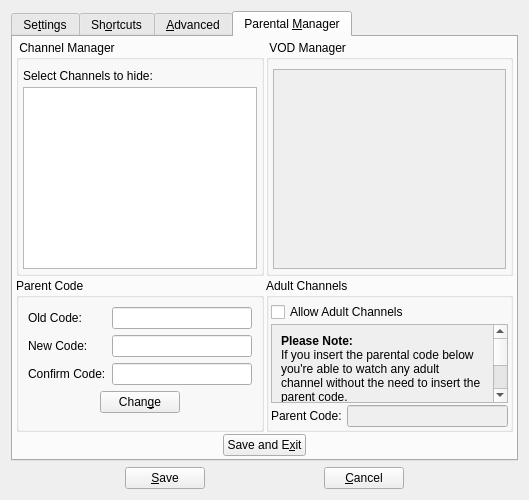
Above: vlc-record/forms/csettingsdlg.ui from code-google-com/vlc-record before the change. Below: the same form after it.
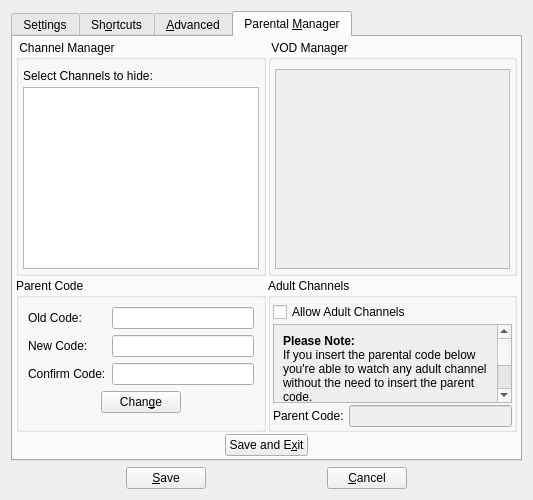
That is the form after the change. The open tabs and pages were chosen to show the change. Icons and pictures are not drawn. Custom widgets are drawn as their Qt base class.

Commit message: - reorder gui elements in case of no vod manager

The edit to the form file:
```diff
--- a/vlc-record/forms/csettingsdlg.ui
+++ b/vlc-record/forms/csettingsdlg.ui
@@ -6,8 +6,8 @@
    <rect>
     <x>0</x>
     <y>0</y>
-    <width>529</width>
-    <height>481</height>
+    <width>533</width>
+    <height>484</height>
    </rect>
   </property>
   <property name="windowTitle">
@@ -759,7 +759,7 @@
           </layout>
          </widget>
          <widget class="QWidget" name="setPage">
-          <layout class="QVBoxLayout" name="verticalLayout_7" stretch="20,13,0">
+          <layout class="QVBoxLayout" name="vlSetPage" stretch="20,13,0,0">
            <property name="spacing">
             <number>2</number>
            </property>
@@ -843,8 +843,8 @@
                     <rect>
                      <x>0</x>
                      <y>0</y>
-                     <width>233</width>
-                     <height>191</height>
+                     <width>235</width>
+                     <height>192</height>
                     </rect>
                    </property>
                   </widget>
@@ -995,7 +995,7 @@
                     <rect>
                      <x>0</x>
                      <y>0</y>
-                     <width>220</width>
+                     <width>222</width>
                      <height>134</height>
                     </rect>
                    </property>
@@ -1040,6 +1040,19 @@
              </item>
             </layout>
            </item>
+           <item>
+            <spacer name="verticalSpacer_2">
+             <property name="orientation">
+              <enum>Qt::Vertical</enum>
+             </property>
+             <property name="sizeHint" stdset="0">
+              <size>
+               <width>0</width>
+               <height>0</height>
+              </size>
+             </property>
+            </spacer>
+           </item>
            <item>
             <layout class="QHBoxLayout" name="horizontalLayout_7">
              <property name="spacing">
```
The commit also changes 1 other file.
